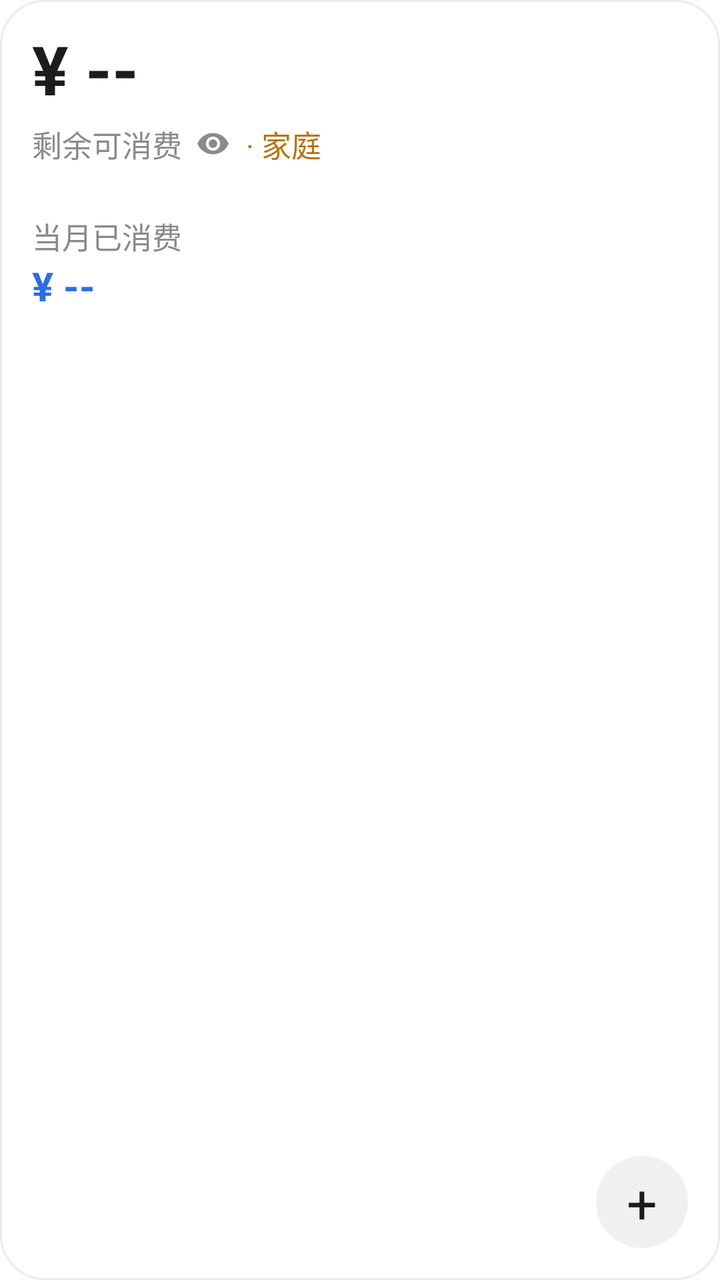
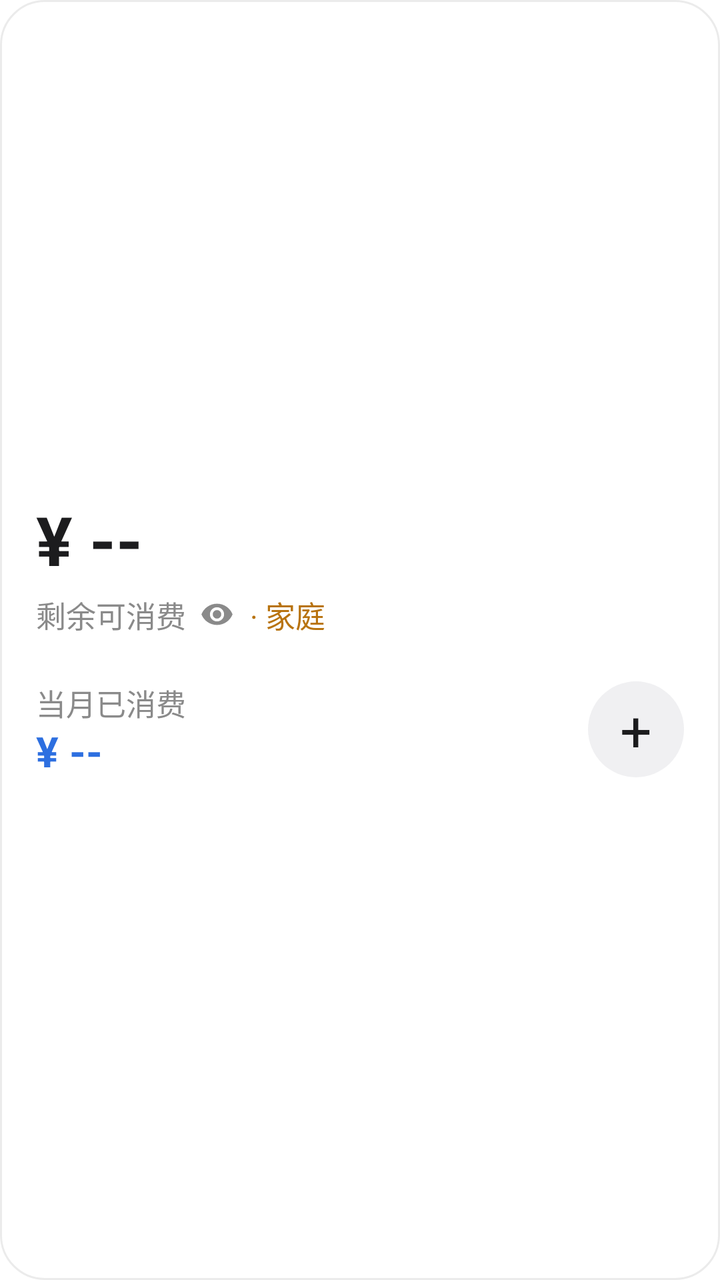

Before-and-after screenshots of an Android layout around one commit, followed by the original layout XML and the change that was made.
<!-- AndroidManifest.xml: fallback theme Theme.MaterialComponents.DayNight.NoActionBar -->
<!-- res/layout/widget_finance.xml -->
<?xml version="1.0" encoding="utf-8"?>
<RelativeLayout xmlns:android="http://schemas.android.com/apk/res/android"
    android:id="@+id/widget_root"
    android:layout_width="match_parent"
    android:layout_height="match_parent"
    android:background="@drawable/widget_background"
    android:padding="16dp">

    <TextView
        android:id="@+id/widget_consumable"
        android:layout_width="match_parent"
        android:layout_height="wrap_content"
        android:layout_alignParentTop="true"
        android:autoSizeTextType="uniform"
        android:autoSizeMinTextSize="20sp"
        android:autoSizeMaxTextSize="52sp"
        android:autoSizeStepGranularity="1sp"
        android:ellipsize="end"
        android:includeFontPadding="false"
        android:maxLines="1"
        android:text="¥ --"
        android:textColor="@color/widget_value"
        android:textSize="34sp"
        android:textStyle="bold" />

    <LinearLayout
        android:id="@+id/widget_label_row"
        android:layout_width="match_parent"
        android:layout_height="wrap_content"
        android:layout_below="@id/widget_consumable"
        android:layout_marginTop="5dp"
        android:gravity="center_vertical"
        android:orientation="horizontal">

        <TextView
            android:layout_width="wrap_content"
            android:layout_height="wrap_content"
            android:text="剩余可消费"
            android:textColor="@color/widget_label"
            android:textSize="15sp" />

        <ImageView
            android:id="@+id/widget_eye"
            android:layout_width="17dp"
            android:layout_height="17dp"
            android:layout_marginStart="7dp"
            android:contentDescription="隐藏金额"
            android:src="@drawable/widget_eye" />

        <TextView
            android:id="@+id/widget_scope"
            android:layout_width="wrap_content"
            android:layout_height="wrap_content"
            android:layout_marginStart="8dp"
            android:text="· 家庭"
            android:textColor="@color/widget_accent"
            android:textSize="15sp" />
    </LinearLayout>

    <LinearLayout
        android:layout_width="match_parent"
        android:layout_height="wrap_content"
        android:layout_below="@id/widget_label_row"
        android:layout_marginTop="24dp"
        android:layout_marginEnd="60dp"
        android:orientation="vertical">

        <TextView
            android:layout_width="wrap_content"
            android:layout_height="wrap_content"
            android:text="当月已消费"
            android:textColor="@color/widget_label"
            android:textSize="15sp" />

        <TextView
            android:id="@+id/widget_spent"
            android:layout_width="match_parent"
            android:layout_height="wrap_content"
            android:layout_marginTop="3dp"
            android:ellipsize="end"
            android:includeFontPadding="false"
            android:maxLines="1"
            android:text="¥ --"
            android:textColor="@color/widget_spent_value"
            android:textSize="20sp"
            android:textStyle="bold" />
    </LinearLayout>

    <TextView
        android:id="@+id/widget_add"
        android:layout_width="46dp"
        android:layout_height="46dp"
        android:layout_alignParentBottom="true"
        android:layout_alignParentEnd="true"
        android:background="@drawable/widget_add_btn"
        android:gravity="center"
        android:text="+"
        android:textColor="@color/widget_add_fg"
        android:textSize="27sp" />
</RelativeLayout>
<!-- resources referenced by this layout -->
<resources>
  <color name="widget_accent">#FFB8730F</color>
  <color name="widget_add_fg">#FF1C1C1E</color>
  <color name="widget_label">#FF8A8A8A</color>
  <color name="widget_spent_value">#FF2D6FE0</color>
  <color name="widget_value">#FF1C1C1E</color>
  <!-- drawable widget_add_btn (drawable) -->
  <?xml version="1.0" encoding="utf-8"?>
  <shape xmlns:android="http://schemas.android.com/apk/res/android"
      android:shape="oval">
      <solid android:color="@color/widget_add_bg" />
  </shape>
  <!-- drawable widget_background (drawable) -->
  <?xml version="1.0" encoding="utf-8"?>
  <shape xmlns:android="http://schemas.android.com/apk/res/android"
      android:shape="rectangle">
      <solid android:color="@color/widget_bg" />
      <corners android:radius="22dp" />
      <stroke
          android:width="1dp"
          android:color="@color/widget_border" />
  </shape>
  <!-- drawable widget_eye (drawable) -->
  <?xml version="1.0" encoding="utf-8"?>
  <vector xmlns:android="http://schemas.android.com/apk/res/android"
      android:width="18dp"
      android:height="18dp"
      android:viewportWidth="24"
      android:viewportHeight="24">
      <path
          android:fillColor="@color/widget_label"
          android:pathData="M12,4.5C7,4.5 2.73,7.61 1,12c1.73,4.39 6,7.5 11,7.5s9.27,-3.11 11,-7.5c-1.73,-4.39 -6,-7.5 -11,-7.5zM12,17c-2.76,0 -5,-2.24 -5,-5s2.24,-5 5,-5 5,2.24 5,5 -2.24,5 -5,5zM12,9c-1.66,0 -3,1.34 -3,3s1.34,3 3,3 3,-1.34 3,-3 -1.34,-3 -3,-3z" />
  </vector>
  <color name="widget_add_bg">#FFF0F0F2</color>
  <color name="widget_bg">#FFFFFFFF</color>
  <color name="widget_border">#14000000</color>
</resources>

<!-- the commit's change to res/layout/widget_finance.xml (unified diff, before → after) -->
@@ -4,97 +4,106 @@
     android:layout_width="match_parent"
     android:layout_height="match_parent"
     android:background="@drawable/widget_background"
-    android:padding="16dp">
-
-    <TextView
-        android:id="@+id/widget_consumable"
-        android:layout_width="match_parent"
-        android:layout_height="wrap_content"
-        android:layout_alignParentTop="true"
-        android:autoSizeTextType="uniform"
-        android:autoSizeMinTextSize="20sp"
-        android:autoSizeMaxTextSize="52sp"
-        android:autoSizeStepGranularity="1sp"
-        android:ellipsize="end"
-        android:includeFontPadding="false"
-        android:maxLines="1"
-        android:text="¥ --"
-        android:textColor="@color/widget_value"
-        android:textSize="34sp"
-        android:textStyle="bold" />
-
-    <LinearLayout
-        android:id="@+id/widget_label_row"
-        android:layout_width="match_parent"
-        android:layout_height="wrap_content"
-        android:layout_below="@id/widget_consumable"
-        android:layout_marginTop="5dp"
-        android:gravity="center_vertical"
-        android:orientation="horizontal">
-
-        <TextView
-            android:layout_width="wrap_content"
-            android:layout_height="wrap_content"
-            android:text="剩余可消费"
-            android:textColor="@color/widget_label"
-            android:textSize="15sp" />
-
-        <ImageView
-            android:id="@+id/widget_eye"
-            android:layout_width="17dp"
-            android:layout_height="17dp"
-            android:layout_marginStart="7dp"
-            android:contentDescription="隐藏金额"
-            android:src="@drawable/widget_eye" />
-
-        <TextView
-            android:id="@+id/widget_scope"
-            android:layout_width="wrap_content"
-            android:layout_height="wrap_content"
-            android:layout_marginStart="8dp"
-            android:text="· 家庭"
-            android:textColor="@color/widget_accent"
-            android:textSize="15sp" />
-    </LinearLayout>
+    android:padding="18dp">
 
     <LinearLayout
         android:layout_width="match_parent"
         android:layout_height="wrap_content"
-        android:layout_below="@id/widget_label_row"
-        android:layout_marginTop="24dp"
-        android:layout_marginEnd="60dp"
+        android:layout_centerVertical="true"
         android:orientation="vertical">
 
         <TextView
-            android:layout_width="wrap_content"
-            android:layout_height="wrap_content"
-            android:text="当月已消费"
-            android:textColor="@color/widget_label"
-            android:textSize="15sp" />
-
-        <TextView
-            android:id="@+id/widget_spent"
+            android:id="@+id/widget_consumable"
             android:layout_width="match_parent"
             android:layout_height="wrap_content"
-            android:layout_marginTop="3dp"
+            android:autoSizeTextType="uniform"
+            android:autoSizeMinTextSize="20sp"
+            android:autoSizeMaxTextSize="50sp"
+            android:autoSizeStepGranularity="1sp"
             android:ellipsize="end"
             android:includeFontPadding="false"
             android:maxLines="1"
             android:text="¥ --"
-            android:textColor="@color/widget_spent_value"
-            android:textSize="20sp"
+            android:textColor="@color/widget_value"
+            android:textSize="34sp"
             android:textStyle="bold" />
+
+        <LinearLayout
+            android:layout_width="match_parent"
+            android:layout_height="wrap_content"
+            android:layout_marginTop="5dp"
+            android:gravity="center_vertical"
+            android:orientation="horizontal">
+
+            <TextView
+                android:layout_width="wrap_content"
+                android:layout_height="wrap_content"
+                android:text="剩余可消费"
+                android:textColor="@color/widget_label"
+                android:textSize="15sp" />
+
+            <ImageView
+                android:id="@+id/widget_eye"
+                android:layout_width="17dp"
+                android:layout_height="17dp"
+                android:layout_marginStart="7dp"
+                android:contentDescription="隐藏金额"
+                android:src="@drawable/widget_eye" />
+
+            <TextView
+                android:id="@+id/widget_scope"
+                android:layout_width="wrap_content"
+                android:layout_height="wrap_content"
+                android:layout_marginStart="8dp"
+                android:text="· 家庭"
+                android:textColor="@color/widget_accent"
+                android:textSize="15sp" />
+        </LinearLayout>
+
+        <LinearLayout
+            android:layout_width="match_parent"
+            android:layout_height="wrap_content"
+            android:layout_marginTop="22dp"
+            android:gravity="bottom"
+            android:orientation="horizontal">
+
+            <LinearLayout
+                android:layout_width="0dp"
+                android:layout_height="wrap_content"
+                android:layout_weight="1"
+                android:orientation="vertical">
+
+                <TextView
+                    android:layout_width="wrap_content"
+                    android:layout_height="wrap_content"
+                    android:text="当月已消费"
+                    android:textColor="@color/widget_label"
+                    android:textSize="15sp" />
+
+                <TextView
+                    android:id="@+id/widget_spent"
+                    android:layout_width="match_parent"
+                    android:layout_height="wrap_content"
+                    android:layout_marginTop="2dp"
+                    android:ellipsize="end"
+                    android:includeFontPadding="false"
+                    android:maxLines="1"
+                    android:text="¥ --"
+                    android:textColor="@color/widget_spent_value"
+                    android:textSize="21sp"
+                    android:textStyle="bold" />
+            </LinearLayout>
+
+            <TextView
+                android:id="@+id/widget_add"
+                android:layout_width="48dp"
+                android:layout_height="48dp"
+                android:layout_marginStart="12dp"
+                android:background="@drawable/widget_add_btn"
+                android:gravity="center"
+                android:text="+"
+                android:textColor="@color/widget_add_fg"
+                android:textSize="28sp" />
+        </LinearLayout>
     </LinearLayout>
-
-    <TextView
-        android:id="@+id/widget_add"
-        android:layout_width="46dp"
-        android:layout_height="46dp"
-        android:layout_alignParentBottom="true"
-        android:layout_alignParentEnd="true"
-        android:background="@drawable/widget_add_btn"
-        android:gravity="center"
-        android:text="+"
-        android:textColor="@color/widget_add_fg"
-        android:textSize="27sp" />
 </RelativeLayout>
